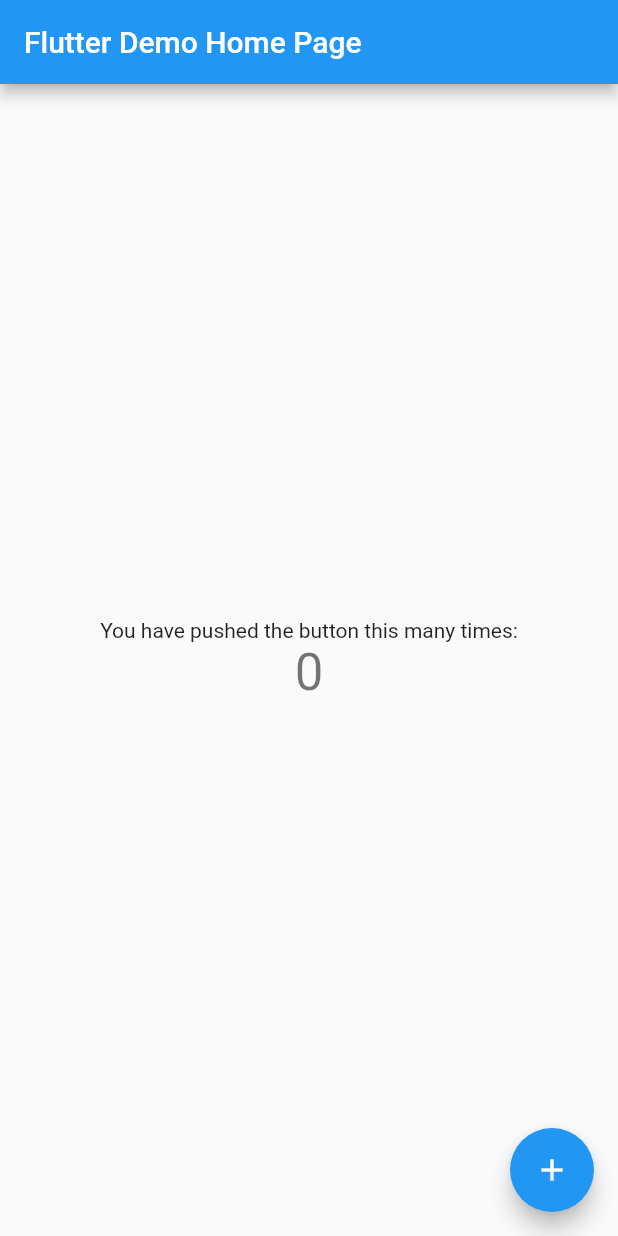
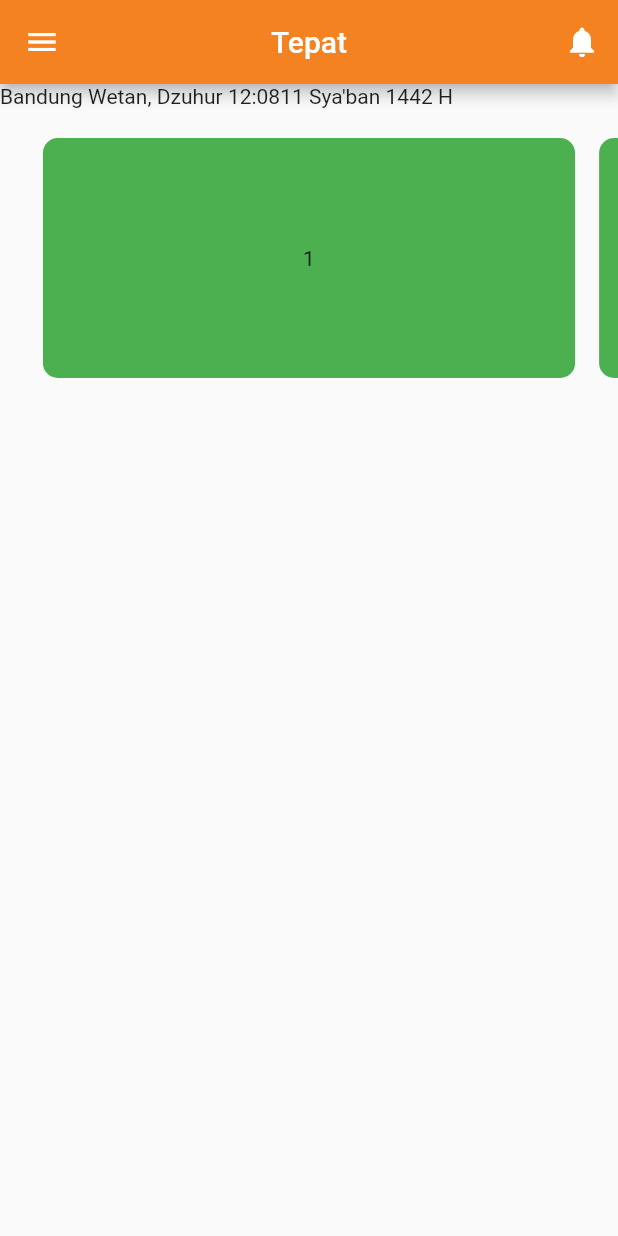
Before and after one commit to abdulrzk44/pactindo_task_ui, a Flutter app: the screen it shows after launch, on a phone screen of 412 x 824 dp. Run offline on Flutter 3.47's test engine with Material 2 defaults, Android fonts, the phone set to English and light mode, and no system bars; drawn by our look-alikes of carousel_slider.

```diff
--- a/lib/main.dart
+++ b/lib/main.dart
@@ -1,4 +1,6 @@
+import 'package:flutter/cupertino.dart';
 import 'package:flutter/material.dart';
+import 'package:carousel_slider/carousel_slider.dart';
 
 void main() {
   runApp(MyApp());
@@ -46,68 +48,72 @@ class MyHomePage extends StatefulWidget {
 }
 
 class _MyHomePageState extends State<MyHomePage> {
-  int _counter = 0;
-
-  void _incrementCounter() {
-    setState(() {
-      // This call to setState tells the Flutter framework that something has
-      // changed in this State, which causes it to rerun the build method below
-      // so that the display can reflect the updated values. If we changed
-      // _counter without calling setState(), then the build method would not be
-      // called again, and so nothing would appear to happen.
-      _counter++;
-    });
-  }
-
   @override
   Widget build(BuildContext context) {
-    // This method is rerun every time setState is called, for instance as done
-    // by the _incrementCounter method above.
-    //
-    // The Flutter framework has been optimized to make rerunning build methods
-    // fast, so that you can just rebuild anything that needs updating rather
-    // than having to individually change instances of widgets.
     return Scaffold(
-      appBar: AppBar(
-        // Here we take the value from the MyHomePage object that was created by
-        // the App.build method, and use it to set our appbar title.
-        title: Text(widget.title),
-      ),
-      body: Center(
-        // Center is a layout widget. It takes a single child and positions it
-        // in the middle of the parent.
-        child: Column(
-          // Column is also a layout widget. It takes a list of children and
-          // arranges them vertically. By default, it sizes itself to fit its
-          // children horizontally, and tries to be as tall as its parent.
-          //
-          // Invoke "debug painting" (press "p" in the console, choose the
-          // "Toggle Debug Paint" action from the Flutter Inspector in Android
-          // Studio, or the "Toggle Debug Paint" command in Visual Studio Code)
-          // to see the wireframe for each widget.
-          //
-          // Column has various properties to control how it sizes itself and
-          // how it positions its children. Here we use mainAxisAlignment to
-          // center the children vertically; the main axis here is the vertical
-          // axis because Columns are vertical (the cross axis would be
-          // horizontal).
-          mainAxisAlignment: MainAxisAlignment.center,
-          children: <Widget>[
-            Text(
-              'You have pushed the button this many times:',
-            ),
-            Text(
-              '$_counter',
-              style: Theme.of(context).textTheme.headline4,
+        appBar: AppBar(
+          backgroundColor: Color(0xfff58220),
+          leading: Builder(
+            builder: (BuildContext context) {
+              return IconButton(
+                icon: const Icon(Icons.menu),
+                onPressed: () {
+                  Scaffold.of(context).openDrawer();
+                },
+                tooltip: MaterialLocalizations.of(context).openAppDrawerTooltip,
+              );
+            },
+          ),
+          title: Text("Tepat"),
+          centerTitle: true,
+          actions: [
+            IconButton(
+              icon: const Icon(Icons.notifications),
+              onPressed: () {
+                Scaffold.of(context).openDrawer();
+              },
+              tooltip: MaterialLocalizations.of(context).openAppDrawerTooltip,
             ),
           ],
         ),
-      ),
-      floatingActionButton: FloatingActionButton(
-        onPressed: _incrementCounter,
-        tooltip: 'Increment',
-        child: Icon(Icons.add),
-      ), // This trailing comma makes auto-formatting nicer for build methods.
-    );
+        body: Column(
+          children: [
+            Container(
+                child: Row(
+              children: [
+                Text(
+                  'Bandung Wetan, Dzuhur 12:08',
+
+                ),
+                Text(
+                  "11 Sya'ban 1442 H",
+                  textAlign: TextAlign.right,
+                ),
+              ],
+            )),
+            SingleChildScrollView(
+              child: Container(
+                  child: CarouselSlider(
+                options: CarouselOptions(
+                  height: 200,
+                  enableInfiniteScroll: false,
+                  viewportFraction: 0.9,
+                  autoPlay: true,
+                ),
+                items: [1, 2, 3, 4, 5]
+                    .map((item) => Container(
+                          margin:
+                              EdgeInsets.symmetric(horizontal: 8, vertical: 20),
+                          child: Center(child: Text(item.toString())),
+                          decoration: BoxDecoration(
+                            color: Colors.green,
+                            borderRadius: BorderRadius.circular(10),
+                          ),
+                        ))
+                    .toList(),
+              )),
+            ),
+          ],
+        ));
   }
 }
```
Also changed, not shown: pubspec.yaml (+5 -4 lines), pubspec.lock, 2 other files.
